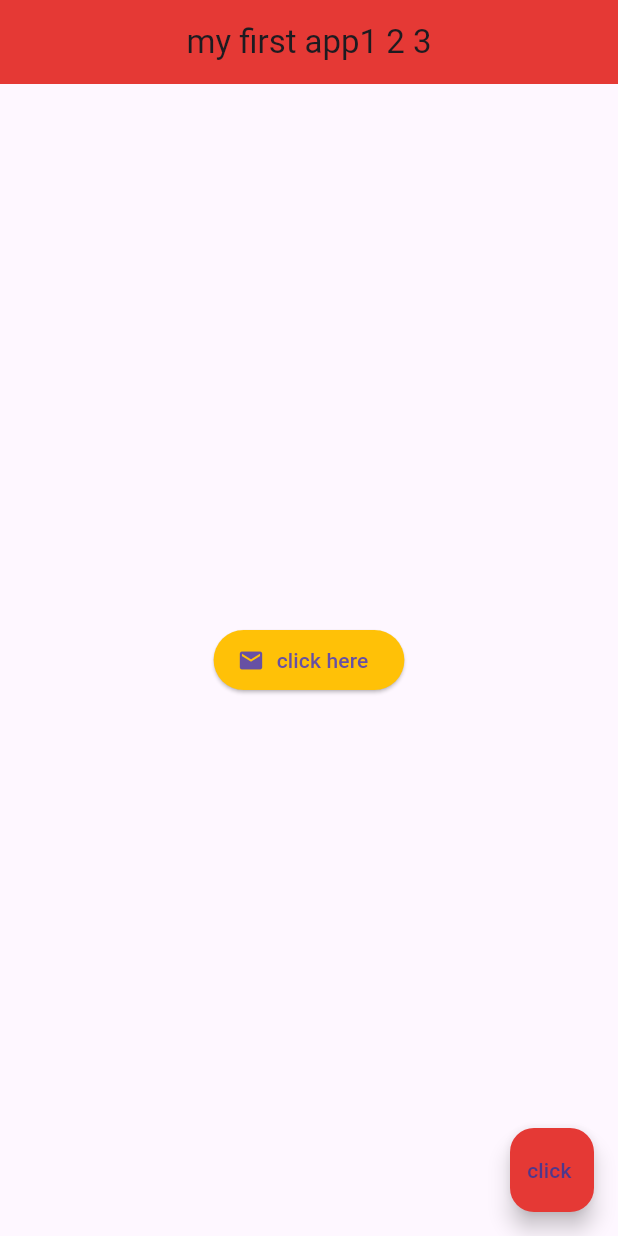
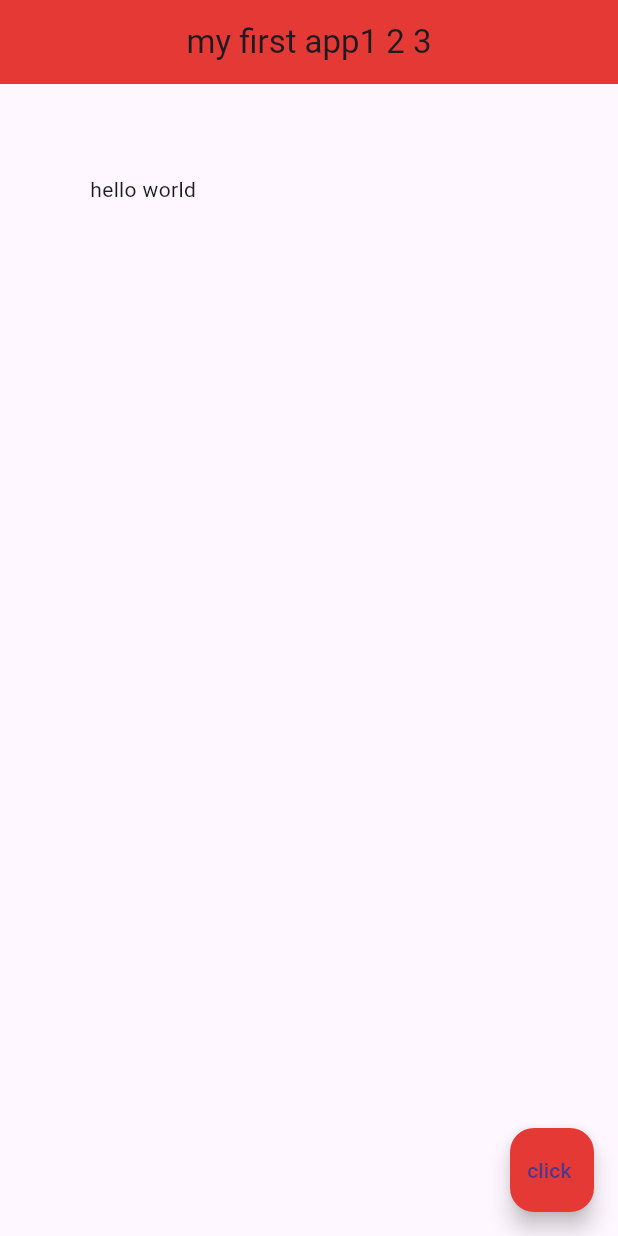
Before and after one commit to AyoubElAchab/learning-dart, a Flutter app: the screen it shows after launch, on a phone screen of 412 x 824 dp. Run offline on Flutter 3.47's test engine with Material 3 defaults, Android fonts, the phone set to English and light mode, and no system bars.

Commit message:
how to use Containers && padding && margin

```diff
--- a/lib/main.dart
+++ b/lib/main.dart
@@ -15,27 +15,9 @@ class Home extends StatelessWidget {
         centerTitle: true,
         backgroundColor : Colors.red[600],
       ),
-      body: Center(
-          child : ElevatedButton.icon (
-            onPressed : () {
-              print('you clicked me');
-            },
-            icon : Icon(
-              Icons.mail,
-            ),
-            label : Text('click here'),
-            style: ElevatedButton.styleFrom(
-              backgroundColor: Colors.amber, // Sets the background color
-            ),
-          ),
-          // child: Icon(
-          //   Icons.airport_shuttle,
-          //   color : Colors.lightBlue,
-          //   size : 50.0,
-          // ),
-
-          // child: Image.asset('assets/img-2.jpg'),
-          // child: Text('ayoub'),
+      body: Padding(
+        padding : EdgeInsets.all(60.0),
+        child : Text('hello world'),
       ),
       floatingActionButton: FloatingActionButton(
         onPressed: () {
```
